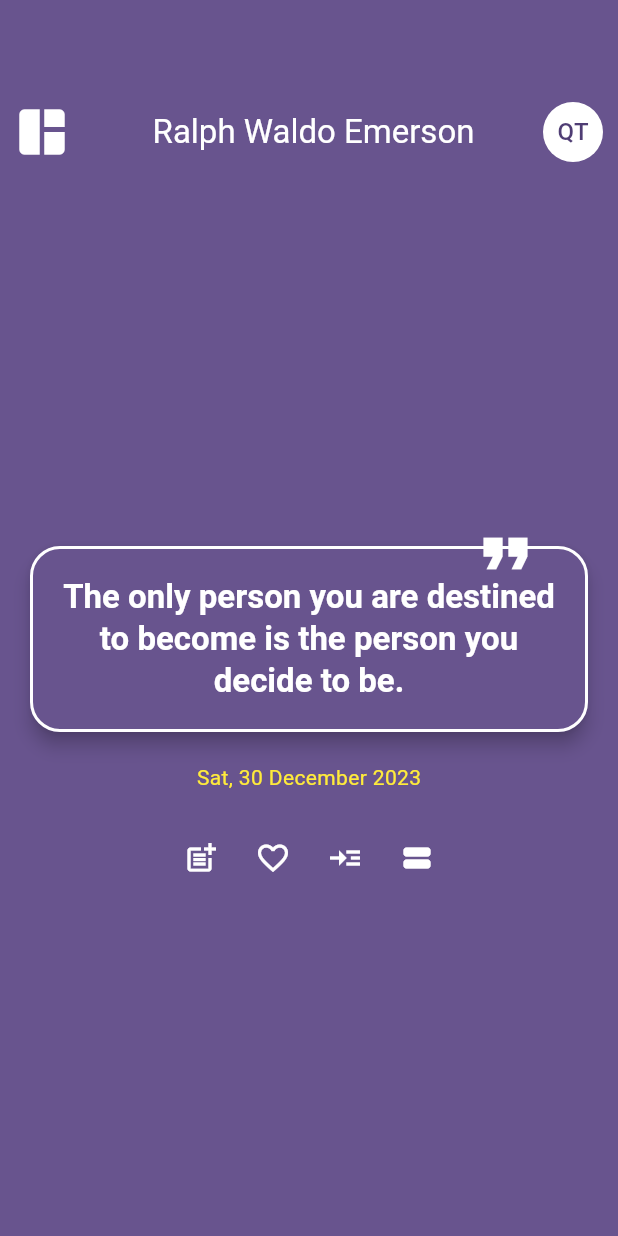
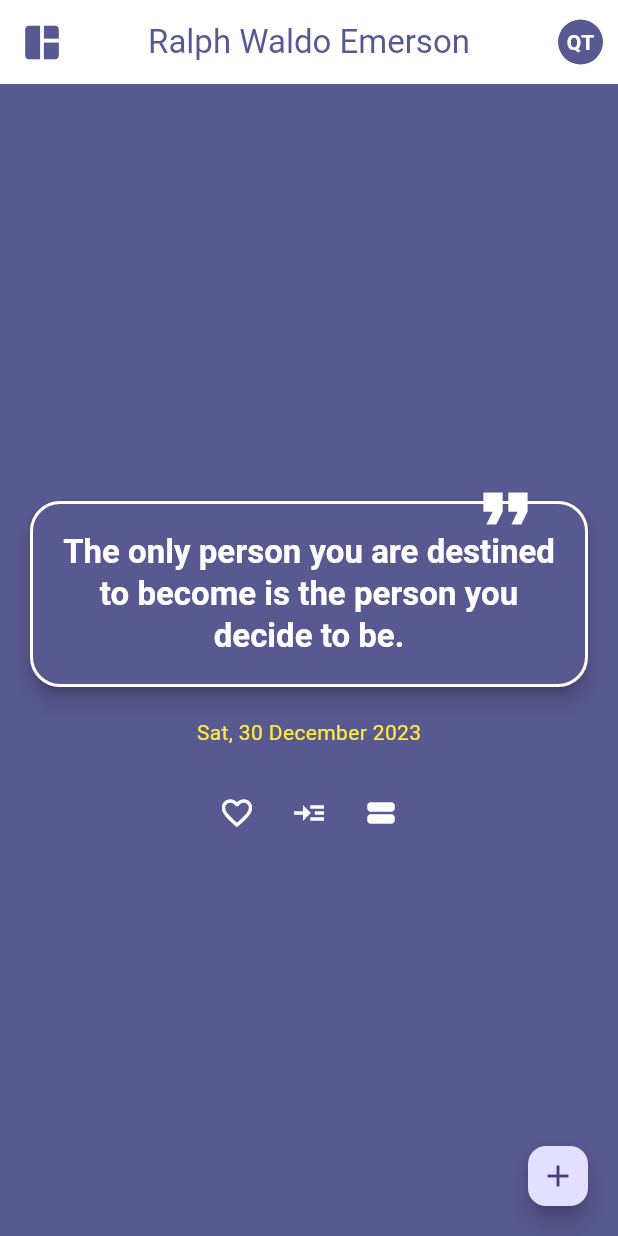
Before and after one commit to fhacademy/daily-quote, a Flutter app: the screen it shows after launch, after a tap on the "space dashboard" icon, on a phone screen of 412 x 824 dp. Run offline on Flutter 3.47's test engine with Material 3 defaults, Android fonts, the phone set to English and light mode, and no system bars; accounts and stored records are empty.

Commit message:
Storage added -> convert data to JSON and save it in a file .txt

```diff
--- a/lib/app.dart
+++ b/lib/app.dart
@@ -9,9 +9,11 @@ class BaseApp extends StatelessWidget {
   @override
   Widget build(BuildContext context) {
     return MaterialApp(
-      title: Intl.message('Flutter Demo'),
+      title: Intl.message('Random Quote'),
       theme: ThemeData(
-        colorScheme: ColorScheme.fromSeed(seedColor: Colors.deepPurple),
+        colorScheme: ColorScheme.fromSeed(
+          seedColor: Color.fromARGB(87, 96, 96, 158),
+        ),
         useMaterial3: true,
       ),
       home: const HomeScreen(),
--- a/lib/quote/model.dart
+++ b/lib/quote/model.dart
@@ -3,4 +3,13 @@ class Quote {
   final String author;
 
   Quote({required this.text, required this.author});
+
+  Quote.fromJson(Map<String, dynamic> json)
+      : text = json['text'] as String,
+        author = json['author'] as String;
+
+  Map<String, dynamic> toJson() => {
+        'text': text,
+        'author': author,
+      };
 }
--- a/lib/quote/repository.dart
+++ b/lib/quote/repository.dart
@@ -3,7 +3,7 @@ import 'dart:math';
 import 'package:daily_quote/quote/model.dart';
 
 class QuoteRepository {
-  final List<Quote> _quotes = [
+  List<Quote> _quotes = [
     Quote(
         text:
             'The best and most beautiful things in the world cannot be seen or even touched - they must be felt with the heart.',
@@ -57,7 +57,15 @@ class QuoteRepository {
             'The only way to do great work is to love what you do. If you haven’t found it yet, keep looking. Don’t settle.',
         author: 'Steve Jobs'),
   ];
-  final List<Quote> _favorites = [];
+  List<Quote> _favorites = [];
+
+  set quotes(List<Quote> quotes) {
+    _quotes = quotes;
+  }
+
+  set favorites(List<Quote> quotes) {
+    _favorites = quotes;
+  }
 
   List<Quote> getQuotes() {
     return _quotes;
--- a/lib/quote/view_model.dart
+++ b/lib/quote/view_model.dart
@@ -1,11 +1,30 @@
 import 'dart:collection';
 import 'package:daily_quote/quote/model.dart';
 import 'package:daily_quote/quote/repository.dart';
+import 'package:daily_quote/store/quote_data.dart';
 import 'package:flutter/material.dart';
 
 class QuoteViewModel with ChangeNotifier {
   final QuoteRepository _quoteRepository = QuoteRepository();
+  final _quoteStorage = QuoteStore();
+  final _favoriteQuoteStorage = FavoriteQuoteStore();
   Quote _quote = QuoteRepository().getRandomQuote();
+
+  QuoteViewModel() {
+    _load();
+  }
+
+  void _load() {
+    _quoteStorage.read().then((value) {
+      if (value != null) _quoteRepository.quotes = value;
+    });
+    _favoriteQuoteStorage.read().then((value) {
+      if (value != null) {
+        _quoteRepository.favorites = value;
+        notifyListeners();
+      }
+    });
+  }
 
   void changeQuote() {
     _quote = _quoteRepository.getRandomQuote();
@@ -15,6 +34,7 @@ class QuoteViewModel with ChangeNotifier {
   void add(String text, {String author = "Anonyma"}) {
     _quoteRepository.add(text: text, author: author);
     notifyListeners();
+    _quoteStorage.write(quotes);
   }
 
   void favorite() {
@@ -25,6 +45,7 @@ class QuoteViewModel with ChangeNotifier {
   void updateFavoriteFrom({required Quote quote}) {
     _quoteRepository.updateFavorites(favorite: quote);
     notifyListeners();
+    _favoriteQuoteStorage.write(favorites);
   }
 
   bool checkFavoriteFor({required Quote quote}) {
--- a/lib/screens/home.dart
+++ b/lib/screens/home.dart
@@ -1,4 +1,3 @@
-import 'package:daily_quote/constants.dart';
 import 'package:daily_quote/quote/view_model.dart';
 import 'package:daily_quote/screens/favorites.dart';
 import 'package:daily_quote/screens/parts/add_quote_form.dart';
@@ -19,6 +18,12 @@ class HomeScreen extends StatefulWidget {
 class _HomeScreenState extends State<HomeScreen> {
   String _name = "";
   String? _email;
+  final _scaffoldKey = GlobalKey<ScaffoldState>();
+
+  @override
+  void initState() {
+    super.initState();
+  }
 
   @override
   Widget build(BuildContext context) {
@@ -29,8 +34,72 @@ class _HomeScreenState extends State<HomeScreen> {
     final quoteText = quoteModel.quote.text;
 
     return Scaffold(
+      key: _scaffoldKey,
       backgroundColor: theme.primaryColor,
-      appBar: MainAppBar(height: 150, quoteAuthor: quoteAuthor),
+      floatingActionButton: FloatingActionButton(
+        mini: true,
+        tooltip: Intl.message('Add a new quote'),
+        child: const Icon(Icons.add),
+        onPressed: () {
+          showModalBottomSheet<void>(
+              context: context,
+              builder: (BuildContext context) {
+                return Container(
+                  padding: const EdgeInsets.all(20.0),
+                  child: const AddQuoteForm(),
+                );
+              });
+        },
+      ),
+      appBar: AppBar(
+        backgroundColor: theme.colorScheme.onPrimary,
+        centerTitle: true,
+        title: Text(
+          quoteAuthor,
+          style: theme.textTheme.titleLarge!
+              .copyWith(color: theme.colorScheme.primary),
+        ),
+        leading: IconButton(
+          iconSize: 30.0,
+          onPressed: () {
+            quoteModel.changeQuote();
+          },
+          icon: Icon(
+            Icons.space_dashboard,
+            color: theme.colorScheme.primary,
+          ),
+        ),
+        actions: [
+          GestureDetector(
+            onTap: () => _scaffoldKey.currentState!.openEndDrawer(),
+            child: Padding(
+              padding: const EdgeInsets.only(right: 10.0),
+              child: CircleAvatar(
+                radius: 15.0,
+                backgroundColor: theme.colorScheme.primary,
+                child: userModel.user != null
+                    ? Text(
+                        userModel.user!.name
+                            .toString()
+                            .substring(0, 2)
+                            .toUpperCase(),
+                        style: theme.textTheme.bodyMedium!.copyWith(
+                          color: theme.colorScheme.onPrimary,
+                          fontWeight: FontWeight.bold,
+                        ),
+                      )
+                    : Text(
+                        "QT",
+                        style: theme.textTheme.bodyMedium!.copyWith(
+                          color: theme.colorScheme.onPrimary,
+                          fontWeight: FontWeight.bold,
+                        ),
+                      ),
+              ),
+            ),
+          ),
+        ],
+      ),
       endDrawer: Drawer(
         child: ListView(
           children: [
@@ -38,9 +107,27 @@ class _HomeScreenState extends State<HomeScreen> {
               child: Column(
                 crossAxisAlignment: CrossAxisAlignment.start,
                 children: [
-                  const CircleAvatar(
-                    radius: (40.0),
-                    backgroundImage: AssetImage(ImagesPath.profile),
+                  CircleAvatar(
+                    radius: 30.0,
+                    backgroundColor: theme.colorScheme.primary,
+                    child: userModel.user != null
+                        ? Text(
+                            userModel.user!.name
+                                .toString()
+                                .substring(0, 2)
+                                .toUpperCase(),
+                            style: theme.textTheme.titleLarge!.copyWith(
+                              color: theme.colorScheme.onPrimary,
+                              fontWeight: FontWeight.bold,
+                            ),
+                          )
+                        : Text(
+                            "QT",
+                            style: theme.textTheme.titleLarge!.copyWith(
+                              color: theme.colorScheme.onPrimary,
+                              fontWeight: FontWeight.bold,
+                            ),
+                          ),
                   ),
                   Text(
                     (userModel.user != null) ? userModel.user!.name : "Quote",
@@ -153,23 +240,6 @@ class _HomeScreenState extends State<HomeScreen> {
                       mainAxisAlignment: MainAxisAlignment.center,
                       children: [
                         IconButton(
-                            padding: EdgeInsets.zero,
-                            tooltip: Intl.message('Add a new quote'),
-                            onPressed: () {
-                              showModalBottomSheet<void>(
-                                  context: context,
-                                  builder: (BuildContext context) {
-                                    return Container(
-                                      padding: const EdgeInsets.all(20.0),
-                                      child: const AddQuoteForm(),
-                                    );
-                                  });
-                            },
-                            icon: Icon(
-                              Icons.post_add,
-                              color: theme.colorScheme.onPrimary,
-                            )),
-                        IconButton(
                           padding: EdgeInsets.zero,
                           tooltip: Intl.message('Add to favorites'),
                           onPressed: () {
@@ -223,61 +293,3 @@ class _HomeScreenState extends State<HomeScreen> {
     );
   }
 }
-
-class MainAppBar extends StatelessWidget implements PreferredSizeWidget {
-  final double height;
-  const MainAppBar({
-    super.key,
-    required this.height,
-    required this.quoteAuthor,
-  });
-
-  final String quoteAuthor;
-
-  @override
-  Size get preferredSize => Size.fromHeight(height);
-
-  @override
-  Widget build(BuildContext context) {
-    ScaffoldState? scaffoldState =
-        context.findAncestorStateOfType<ScaffoldState>();
-    ThemeData theme = Theme.of(context);
-    return Padding(
-      padding: const EdgeInsets.only(top: 60.0, right: 10.0),
-      child: Row(
-        mainAxisAlignment: MainAxisAlignment.spaceBetween,
-        children: [
-          IconButton(
-              iconSize: 40.0,
-              onPressed: () {
-                Provider.of<QuoteViewModel>(context, listen: false)
-                    .changeQuote();
-              },
-              icon: Icon(
-                Icons.space_dashboard,
-                color: theme.colorScheme.onPrimary,
-              )),
-          Text(
-            quoteAuthor,
-            style: theme.textTheme.titleLarge!
-                .copyWith(color: theme.colorScheme.onPrimary),
-          ),
-          GestureDetector(
-            onTap: () => scaffoldState!.openEndDrawer(),
-            child: CircleAvatar(
-              backgroundColor: theme.colorScheme.onPrimary,
-              child: Consumer<UserViewModel>(
-                builder: (context, model, child) => model.user != null
-                    ? Text(model.user!.name
-                        .toString()
-                        .substring(0, 2)
-                        .toUpperCase())
-                    : const Text("QT"),
-              ),
-            ),
-          ),
-        ],
-      ),
-    );
-  }
-}
--- a/lib/screens/parts/list_quote_display.dart
+++ b/lib/screens/parts/list_quote_display.dart
@@ -19,7 +19,7 @@ class ListQuoteDisplay extends StatelessWidget {
     ThemeData theme = Theme.of(context);
     return Stack(children: [
       Column(
-        mainAxisAlignment: MainAxisAlignment.start,
+        crossAxisAlignment: CrossAxisAlignment.start,
         children: [
           Card(
             color: Colors.transparent,
--- /dev/null
+++ b/lib/store/data.dart
@@ -0,0 +1,21 @@
+import 'dart:io';
+
+import 'package:path_provider/path_provider.dart';
+
+abstract class Store {
+  String get key;
+
+  Future<String> get localPath async {
+    final directory = await getApplicationDocumentsDirectory();
+    return directory.path;
+  }
+
+  Future<File> get localFile async {
+    final path = await localPath;
+    return File('$path/$key.txt');
+  }
+
+  Future<File> write(dynamic value);
+
+  Future<dynamic> read();
+}
--- /dev/null
+++ b/lib/store/quote_data.dart
@@ -0,0 +1,35 @@
+import 'dart:convert';
+import 'dart:io';
+import 'package:daily_quote/quote/model.dart';
+import 'package:daily_quote/store/data.dart';
+
+class QuoteStore extends Store {
+  @override
+  String get key => "quotes";
+
+  @override
+  Future<File> write(covariant List<Quote> value) async {
+    final String json = jsonEncode(value);
+    final file = await localFile;
+    return file.writeAsString(json);
+  }
+
+  @override
+  Future<List<Quote>?> read() async {
+    try {
+      final file = await localFile;
+      final json = await file.readAsString();
+      final List mapList = jsonDecode(json) as List;
+      return mapList.map((quoteString) {
+        return Quote.fromJson(quoteString);
+      }).toList();
+    } catch (e) {
+      return null;
+    }
+  }
+}
+
+class FavoriteQuoteStore extends QuoteStore {
+  @override
+  String get key => "favorites";
+}
--- /dev/null
+++ b/lib/store/user_data.dart
@@ -0,0 +1,29 @@
+import 'dart:convert';
+import 'dart:io';
+
+import 'package:daily_quote/store/data.dart';
+import 'package:daily_quote/user/model.dart';
+
+class UserStore extends Store {
+  @override
+  String get key => "user";
+
+  @override
+  Future<File> write(covariant User value) async {
+    final String json = jsonEncode(value.toJson());
+    final file = await localFile;
+    return file.writeAsString(json);
+  }
+
+  @override
+  Future<User?> read() async {
+    try {
+      final file = await localFile;
+      final json = await file.readAsString();
+      final map = jsonDecode(json) as Map<String, dynamic>;
+      return User.fromJson(map);
+    } catch (e) {
+      return null;
+    }
+  }
+}
--- a/lib/user/model.dart
+++ b/lib/user/model.dart
@@ -3,4 +3,17 @@ class User {
   String? email;
   String? profileImagePath;
   User({required this.name, this.email, this.profileImagePath});
+
+  User.fromJson(Map<String, dynamic> json)
+      : name = json['name'] as String,
+        email = json['email'] != null ? json['email'] as String : null,
+        profileImagePath = json['profile_image_path'] != null
+            ? json['profile_image_path'] as String
+            : null;
+
+  Map<String, dynamic> toJson() => {
+        'name': name,
+        'email': email,
+        'profile_image_path': profileImagePath,
+      };
 }
--- a/lib/user/user_view_model.dart
+++ b/lib/user/user_view_model.dart
@@ -1,20 +1,43 @@
+import 'package:daily_quote/store/user_data.dart';
 import 'package:daily_quote/user/model.dart';
 import 'package:daily_quote/user/repository.dart';
 import 'package:flutter/material.dart';
 
 class UserViewModel with ChangeNotifier {
   final UserRepository _repository = UserRepository();
+  final UserStore _storage = UserStore();
+
+  UserViewModel() {
+    _load();
+  }
+
+  void _load() {
+    _storage.read().then((value) {
+      if (value != null) {
+        _repository.user = value;
+        notifyListeners();
+      }
+    });
+  }
 
   void create({required String name, String? email, String? profileImagePath}) {
     _repository.create(
         name: name, email: email, profileImagePath: profileImagePath);
     notifyListeners();
+    save();
   }
 
   void update({String? name, String? email, String? profileImagePath}) {
     _repository.update(
         email: email, name: name, profileImagePath: profileImagePath);
     notifyListeners();
+    save();
+  }
+
+  void save() {
+    if (_repository.user != null) {
+      _storage.write(_repository.user as User);
+    }
   }
 
   User? get user => _repository.user;
--- a/pubspec.yaml
+++ b/pubspec.yaml
@@ -39,6 +39,7 @@ dependencies:
   intl: ^0.18.1
   provider: ^6.1.1
   image_picker: ^1.0.5
+  path_provider: ^2.1.1
 
 dev_dependencies:
   flutter_test:
```
Also changed, not shown: lib/screens/parts/main_app_bar.dart (added, +62 -0 lines), lib/user/repository.dart (+8 -8 lines), pubspec.lock, 1 other file.
